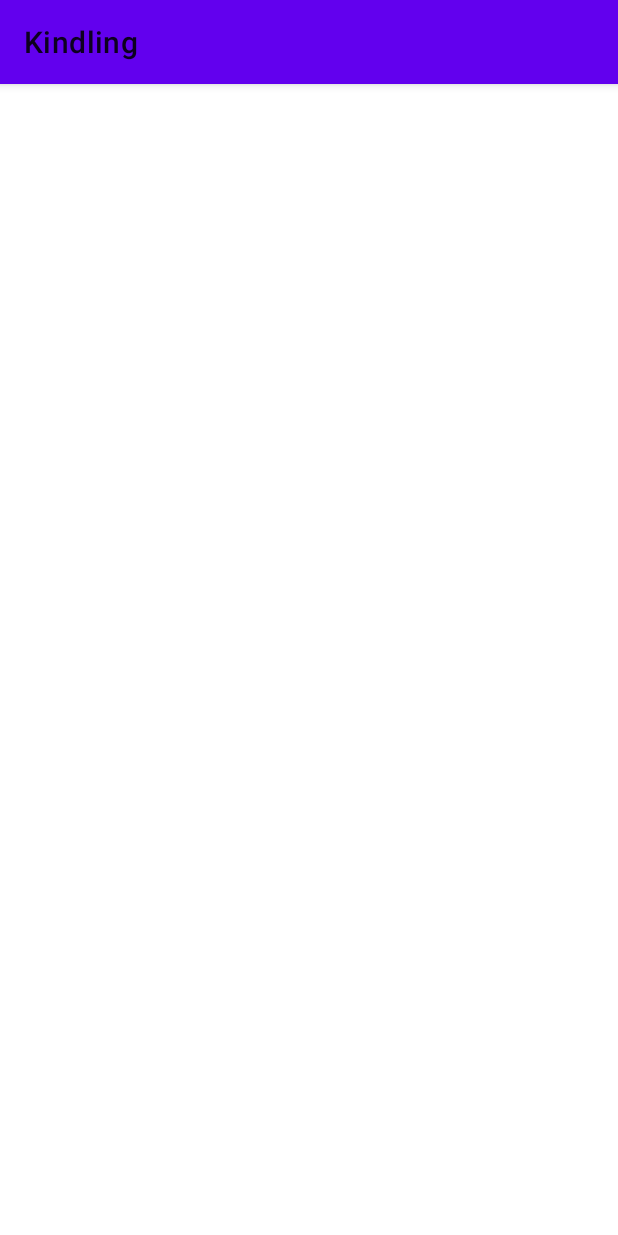
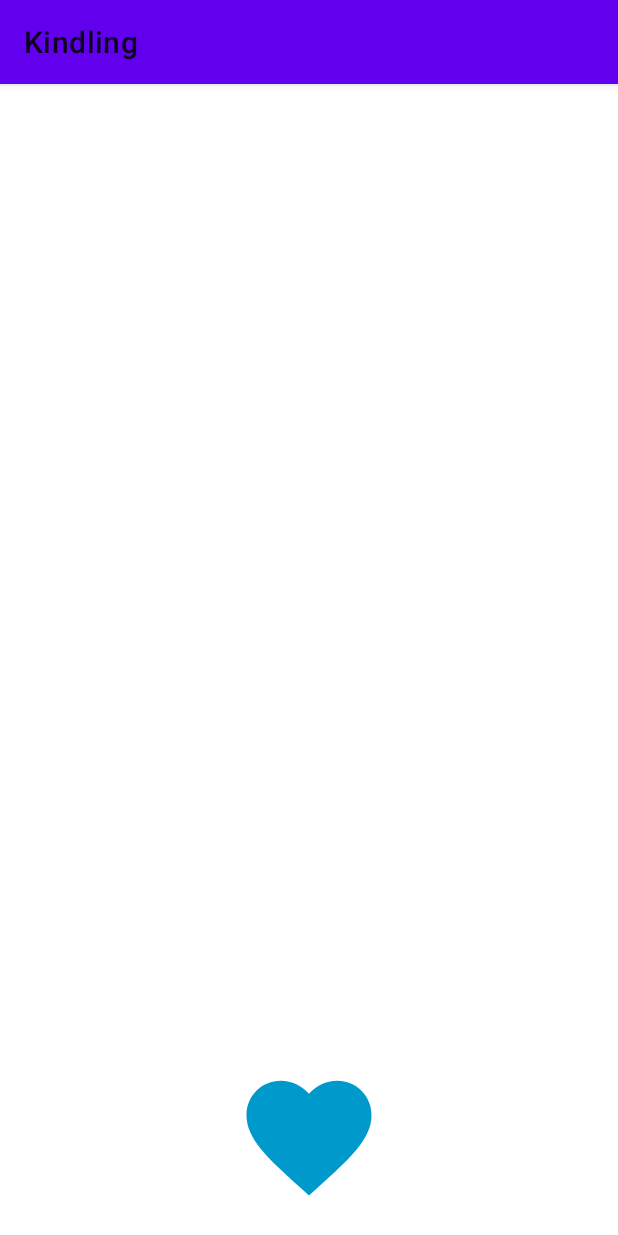
Before and after one commit to entelect/mobile-forum, an Android app: the MotionLayoutExampleActivity screen opened directly, with no data from a screen before it, on a phone screen of 412 x 824 dp. Run offline under Robolectric (Android 15) with nearby library versions, the phone set to English and light mode, and no system bars.

Commit message:
Added MotionLayout example

```diff
--- a/Android/ui-ux/app/src/main/res/layout/activity_motion_layout_example.xml
+++ b/Android/ui-ux/app/src/main/res/layout/activity_motion_layout_example.xml
@@ -1,9 +1,20 @@
 <?xml version="1.0" encoding="utf-8"?>
-<androidx.constraintlayout.widget.ConstraintLayout xmlns:android="http://schemas.android.com/apk/res/android"
+<androidx.constraintlayout.motion.widget.MotionLayout xmlns:android="http://schemas.android.com/apk/res/android"
     xmlns:app="http://schemas.android.com/apk/res-auto"
     xmlns:tools="http://schemas.android.com/tools"
     android:layout_width="match_parent"
     android:layout_height="match_parent"
+    app:layoutDescription="@xml/activity_motion_layout_example_scene"
     tools:context=".motionlayout.MotionLayoutExampleActivity">
 
-</androidx.constraintlayout.widget.ConstraintLayout>
+    <ImageView
+        android:id="@+id/heart_image"
+        android:layout_width="500dp"
+        android:layout_height="500dp"
+        app:layout_constraintBottom_toBottomOf="parent"
+        app:layout_constraintEnd_toEndOf="parent"
+        app:layout_constraintStart_toStartOf="parent"
+        app:srcCompat="@drawable/ic_full_heart"
+        android:contentDescription="@null" />
+
+</androidx.constraintlayout.motion.widget.MotionLayout>
--- /dev/null
+++ b/Android/ui-ux/app/src/main/res/xml/activity_motion_layout_example_scene.xml
@@ -0,0 +1,59 @@
+<?xml version="1.0" encoding="utf-8"?>
+<MotionScene xmlns:android="http://schemas.android.com/apk/res/android"
+    xmlns:motion="http://schemas.android.com/apk/res-auto">
+
+    <Transition
+        motion:constraintSetEnd="@+id/end"
+        motion:constraintSetStart="@id/start"
+        motion:duration="1000">
+        <KeyFrameSet>
+            <KeyAttribute
+                android:rotationY="90"
+                motion:framePosition="25"
+                motion:motionTarget="@+id/heart_image" />
+            <KeyAttribute
+                android:rotationY="180"
+                motion:framePosition="50"
+                motion:motionTarget="@+id/heart_image" />
+            <KeyAttribute
+                android:rotationY="270"
+                motion:framePosition="75"
+                motion:motionTarget="@+id/heart_image" />
+            <KeyAttribute
+                android:rotationY="360"
+                motion:framePosition="100"
+                motion:motionTarget="@+id/heart_image" />
+        </KeyFrameSet>
+        <OnSwipe />
+    </Transition>
+
+    <ConstraintSet android:id="@+id/start">
+        <Constraint
+            android:id="@+id/heart_image"
+            android:layout_width="100dp"
+            android:layout_height="100dp"
+            android:layout_marginBottom="16dp"
+            motion:layout_constraintBottom_toBottomOf="parent"
+            motion:layout_constraintEnd_toEndOf="parent"
+            motion:layout_constraintStart_toStartOf="parent">
+            <CustomAttribute
+                motion:attributeName="colorFilter"
+                motion:customColorValue="@android:color/holo_blue_dark" />
+        </Constraint>
+    </ConstraintSet>
+
+    <ConstraintSet android:id="@+id/end">
+        <Constraint
+            android:id="@+id/heart_image"
+            android:layout_width="300dp"
+            android:layout_height="300dp"
+            android:layout_marginTop="16dp"
+            motion:layout_constraintEnd_toEndOf="parent"
+            motion:layout_constraintStart_toStartOf="parent"
+            motion:layout_constraintTop_toTopOf="parent">
+            <CustomAttribute
+                motion:attributeName="colorFilter"
+                motion:customColorValue="@android:color/holo_red_dark" />
+        </Constraint>
+    </ConstraintSet>
+</MotionScene>
```
